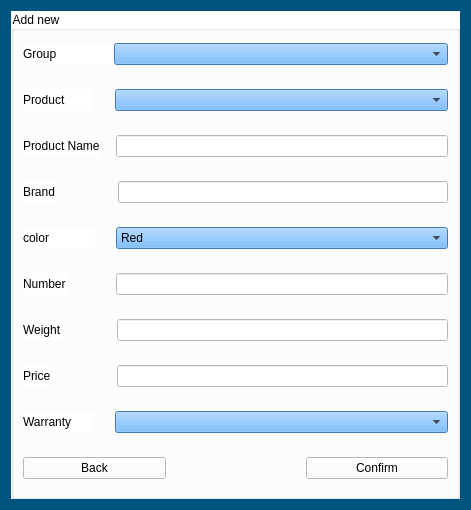
Above: Login_And_Admin/addproduct.ui from AP-projects-4001/esm-nadarim before the change. Below: the same form after it.
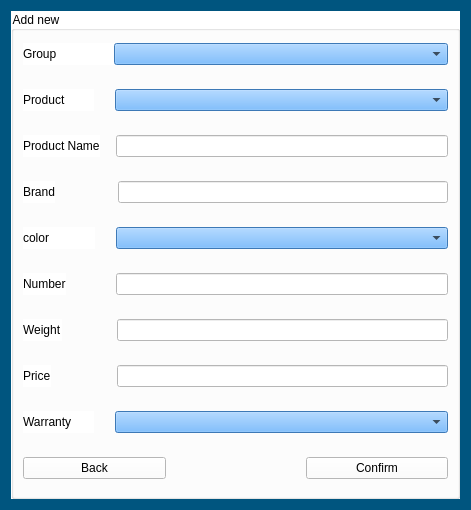
That is the form after the change.

Patch:
```diff
--- a/Login_And_Admin/addproduct.ui
+++ b/Login_And_Admin/addproduct.ui
@@ -188,6 +188,11 @@
           <property name="styleSheet">
            <string notr="true">background-color: rgb(85, 170, 255);</string>
           </property>
+          <item>
+           <property name="text">
+            <string/>
+           </property>
+          </item>
           <item>
            <property name="text">
             <string>Red</string>
```
